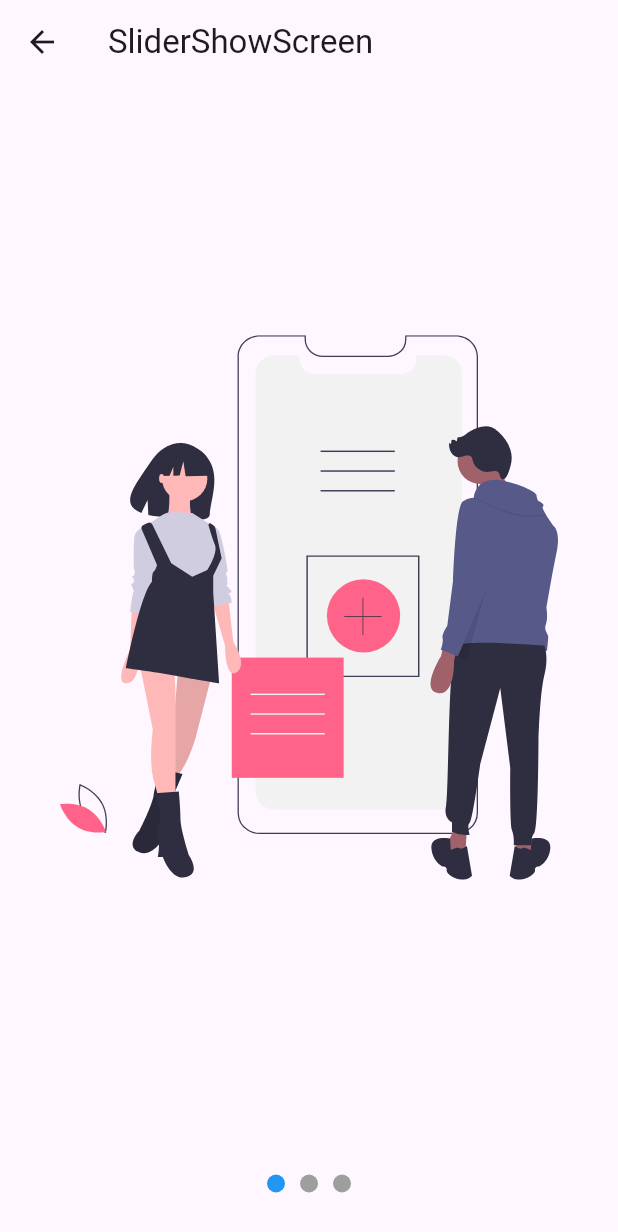
After one commit to shura1981/curso_diseno_flutter, a Flutter app: the SliderShowScreen screen opened by its route, on a phone screen of 412 x 824 dp. The commit adds this screen. Shown: the top 1232 px of the screen. Run offline on Flutter 3.47's test engine with Material 3 defaults, Android fonts, the light colour scheme and no system bars; our stand-ins replace flutter_svg.

Commit message:
feat: Add SliderShowScreen and related routes and screens

```diff
--- a/lib/my_app.dart
+++ b/lib/my_app.dart
@@ -1,6 +1,8 @@
 import 'package:flutter/material.dart';
+import 'package:provider/provider.dart';
 
 
+import 'provider/page_view_provider.dart';
 import 'routes/app_route.dart';
 
 
@@ -9,6 +11,19 @@ class MyApp extends StatelessWidget {
   const MyApp({super.key});
 
   // This widget is the root of your application.
+  @override
+  Widget build(BuildContext context) {
+    return MultiProvider(
+      providers: [
+        ChangeNotifierProvider(create: (_) => PageViewProvider()),
+      ],
+      child: const _MaterialApp());
+  }
+}
+
+class _MaterialApp extends StatelessWidget {
+  const _MaterialApp();
+
   @override
   Widget build(BuildContext context) {
     return MaterialApp(
--- /dev/null
+++ b/lib/provider/page_view_provider.dart
@@ -0,0 +1,28 @@
+import 'package:flutter/material.dart';
+
+class PageViewProvider extends ChangeNotifier {
+  int _currentPage = 0;
+  final _controller = PageController();
+
+  int get currentPage => _currentPage;
+
+  get controller => _controller;
+
+  PageViewProvider() {
+    _controller.addListener(() {
+      _currentPage = _controller.page!.round();
+      notifyListeners();
+    });
+  }
+
+  void setCurrentPage(int page) {
+    _currentPage = page;
+    _controller.animateToPage(page,
+        duration: const Duration(milliseconds: 300), curve: Curves.easeInOut);
+    notifyListeners();
+  }
+
+  void reseCurentPage() {
+    _currentPage = 0;
+  }
+}
--- a/lib/routes/app_route.dart
+++ b/lib/routes/app_route.dart
@@ -27,6 +27,11 @@ class AppRoute {
         icon: Icons.handshake,
         name: 'Animación 4',
         screen: const CuadradoAnimadoPage()),
+    MenuRouter(
+        route: SliderShowScreen.nameRoute,
+        icon: Icons.slideshow,
+        name: 'SliderShowScreen',
+        screen: const SliderShowScreen()),
   ];
   static Route<dynamic>? onGenerateRoute(RouteSettings setting) {
     return MaterialPageRoute(builder: (context) => const NotFoundScreen());
--- a/lib/screens/screens.dart
+++ b/lib/screens/screens.dart
@@ -3,3 +3,4 @@ export 'package:taller1/screens/animation_screen.dart';
 export 'package:taller1/screens/circular_progress_screen.dart';
 export 'package:taller1/screens/home_screen.dart';
 export 'package:taller1/screens/not_found_screen.dart';
+export 'package:taller1/screens/slide_show_screen.dart';
--- /dev/null
+++ b/lib/screens/slide_show_screen.dart
@@ -0,0 +1,118 @@
+import 'package:flutter/material.dart';
+import 'package:flutter_svg/svg.dart';
+import 'package:provider/provider.dart';
+
+import '../provider/page_view_provider.dart';
+
+class SliderShowScreen extends StatelessWidget {
+  const SliderShowScreen({Key? key}) : super(key: key);
+  static const nameRoute = '/slider-show-screen';
+
+  @override
+  Widget build(BuildContext context) {
+    return Scaffold(
+      appBar: AppBar(
+        title: const Text('SliderShowScreen'),
+      ),
+      body: Center(
+        child: Column(
+          children: [Expanded(child: _Slides()), const _Dots()],
+        ),
+      ),
+    );
+  }
+}
+
+class _Dots extends StatelessWidget {
+  const _Dots();
+
+  @override
+  Widget build(BuildContext context) {
+    final provider = Provider.of<PageViewProvider>(context, listen: false);
+    return SizedBox(
+      height: 70,
+      child: Row(
+        mainAxisAlignment: MainAxisAlignment.center,
+        children: [
+          GestureDetector(
+              onTap: () => provider.setCurrentPage(0), child: const _Dot(0)),
+          GestureDetector(
+              onTap: () => provider.setCurrentPage(1), child: const _Dot(1)),
+          GestureDetector(
+              onTap: () => provider.setCurrentPage(2), child: const _Dot(2)),
+        ],
+      ),
+    );
+  }
+}
+
+class _Dot extends StatelessWidget {
+  final int index;
+  const _Dot(this.index);
+
+  @override
+  Widget build(BuildContext context) {
+    final provider = Provider.of<PageViewProvider>(context);
+
+    return Container(
+      width: 12,
+      height: 12,
+      margin: const EdgeInsets.symmetric(horizontal: 5),
+      decoration: BoxDecoration(
+          color: index == provider.currentPage ? Colors.blue : Colors.grey,
+          shape: BoxShape.circle),
+    );
+  }
+}
+
+class _Slides extends StatefulWidget {
+  @override
+  State<_Slides> createState() => _SlidesState();
+}
+
+class _SlidesState extends State<_Slides> {
+  late final provider;
+
+  @override
+  void initState() {
+    provider = Provider.of<PageViewProvider>(context, listen: false);
+    super.initState();
+  }
+
+  @override
+  void dispose() {
+    // provider.controller.dispose();
+    provider.reseCurentPage();
+    super.dispose();
+  }
+
+  @override
+  Widget build(BuildContext context) {
+    return Container(
+      padding: const EdgeInsets.all(10),
+      child: PageView(
+        controller: provider.controller,
+        children: const [
+          _Slide('assets/svgs/slide-1.svg'),
+          _Slide('assets/svgs/slide-2.svg'),
+          _Slide('assets/svgs/slide-3.svg'),
+        ],
+      ),
+    );
+  }
+}
+
+class _Slide extends StatelessWidget {
+  const _Slide(this.svg);
+
+  final String svg;
+  @override
+  Widget build(BuildContext context) {
+    return Container(
+      width: double.infinity,
+      height: double.infinity,
+      padding: const EdgeInsets.all(30),
+      child: SvgPicture.asset(svg),
+    );
+  }
+}
```
Also changed, not shown: pubspec.yaml (+5 -2 lines), assets/svgs/slide-1.svg (added), assets/svgs/slide-2.svg (added), assets/svgs/slide-3.svg (added), assets/svgs/slide-4.svg (added), assets/svgs/slide-5.svg (added).
